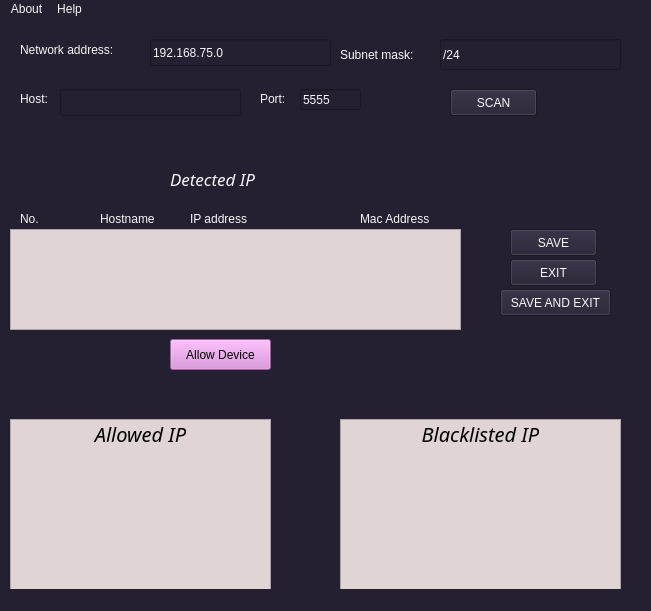
Old version of the form intrusion.ui in the repository Kemzzy-Dev/Intrusion-Detection02.
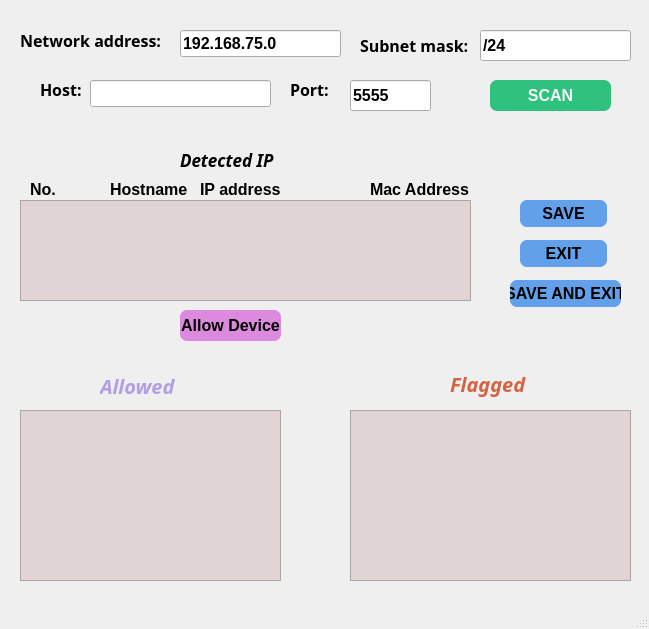
New version of the form.

Commit message: got the UI to work finally

What changed in the file:
```diff
--- a/intrusion.ui
+++ b/intrusion.ui
@@ -2,30 +2,488 @@
 <ui version="4.0">
  <class>MainWindow</class>
  <widget class="QMainWindow" name="MainWindow">
-  <property name="enabled">
-   <bool>true</bool>
-  </property>
   <property name="geometry">
    <rect>
     <x>0</x>
     <y>0</y>
-    <width>651</width>
-    <height>611</height>
+    <width>649</width>
+    <height>629</height>
    </rect>
   </property>
+  <property name="font">
+   <font>
+    <pointsize>12</pointsize>
+    <weight>75</weight>
+    <bold>true</bold>
+   </font>
+  </property>
   <property name="windowTitle">
-   <string>MainWindow</string>
-  </property>
-  <property name="styleSheet">
-   <string notr="true">color:rgb(248, 248, 248);
-background-color: rgb(36, 31, 49);</string>
+   <string>Intrusion Detection</string>
   </property>
   <widget class="QWidget" name="centralwidget">
-   <widget class="QListWidget" name="listWidget">
+   <widget class="QListWidget" name="flaggedIP">
     <property name="geometry">
      <rect>
-      <x>10</x>
-      <y>210</y>
+      <x>350</x>
+      <y>410</y>
+      <width>281</width>
+      <height>171</height>
+     </rect>
+    </property>
+    <property name="styleSheet">
+     <string notr="true">background-color: rgb(224, 212, 212);
+color: rgb(0, 0, 0);
+
+</string>
+    </property>
+   </widget>
+   <widget class="QLabel" name="label_11">
+    <property name="geometry">
+     <rect>
+      <x>110</x>
+      <y>180</y>
+      <width>81</width>
+      <height>19</height>
+     </rect>
+    </property>
+    <property name="text">
+     <string>Hostname</string>
+    </property>
+   </widget>
+   <widget class="QLabel" name="label_5">
+    <property name="geometry">
+     <rect>
+      <x>360</x>
+      <y>30</y>
+      <width>111</width>
+      <height>31</height>
+     </rect>
+    </property>
+    <property name="font">
+     <font>
+      <family>Quicksand Medium</family>
+      <pointsize>12</pointsize>
+      <weight>75</weight>
+      <bold>true</bold>
+     </font>
+    </property>
+    <property name="text">
+     <string>Subnet mask:</string>
+    </property>
+   </widget>
+   <widget class="QLineEdit" name="host">
+    <property name="geometry">
+     <rect>
+      <x>90</x>
+      <y>80</y>
+      <width>181</width>
+      <height>27</height>
+     </rect>
+    </property>
+   </widget>
+   <widget class="QListWidget" name="allowedIP">
+    <property name="geometry">
+     <rect>
+      <x>20</x>
+      <y>410</y>
+      <width>261</width>
+      <height>171</height>
+     </rect>
+    </property>
+    <property name="styleSheet">
+     <string notr="true">background-color: rgb(224, 212, 212);
+color: rgb(0, 0, 0);</string>
+    </property>
+   </widget>
+   <widget class="QLabel" name="label_10">
+    <property name="geometry">
+     <rect>
+      <x>290</x>
+      <y>80</y>
+      <width>51</width>
+      <height>19</height>
+     </rect>
+    </property>
+    <property name="font">
+     <font>
+      <family>Quicksand Medium</family>
+      <pointsize>12</pointsize>
+      <weight>75</weight>
+      <bold>true</bold>
+     </font>
+    </property>
+    <property name="text">
+     <string>Port:</string>
+    </property>
+   </widget>
+   <widget class="QLineEdit" name="network">
+    <property name="geometry">
+     <rect>
+      <x>180</x>
+      <y>30</y>
+      <width>161</width>
+      <height>27</height>
+     </rect>
+    </property>
+    <property name="text">
+     <string>192.168.75.0</string>
+    </property>
+   </widget>
+   <widget class="QPushButton" name="allowIP">
+    <property name="geometry">
+     <rect>
+      <x>180</x>
+      <y>310</y>
+      <width>101</width>
+      <height>31</height>
+     </rect>
+    </property>
+    <property name="styleSheet">
+     <string notr="true">background-color: rgb(220, 138, 221);
+color:rgb(0, 0, 0);
+border-radius: 7px;</string>
+    </property>
+    <property name="text">
+     <string>Allow Device</string>
+    </property>
+   </widget>
+   <widget class="QPushButton" name="scan">
+    <property name="geometry">
+     <rect>
+      <x>490</x>
+      <y>80</y>
+      <width>121</width>
+      <height>31</height>
+     </rect>
+    </property>
+    <property name="palette">
+     <palette>
+      <active>
+       <colorrole role="WindowText">
+        <brush brushstyle="SolidPattern">
+         <color alpha="255">
+          <red>248</red>
+          <green>248</green>
+          <blue>248</blue>
+         </color>
+        </brush>
+       </colorrole>
+       <colorrole role="Button">
+        <brush brushstyle="SolidPattern">
+         <color alpha="255">
+          <red>46</red>
+          <green>194</green>
+          <blue>126</blue>
+         </color>
+        </brush>
+       </colorrole>
+       <colorrole role="Text">
+        <brush brushstyle="SolidPattern">
+         <color alpha="255">
+          <red>248</red>
+          <green>248</green>
+          <blue>248</blue>
+         </color>
+        </brush>
+       </colorrole>
+       <colorrole role="ButtonText">
+        <brush brushstyle="SolidPattern">
+         <color alpha="255">
+          <red>248</red>
+          <green>248</green>
+          <blue>248</blue>
+         </color>
+        </brush>
+       </colorrole>
+       <colorrole role="Base">
+        <brush brushstyle="SolidPattern">
+         <color alpha="255">
+          <red>46</red>
+          <green>194</green>
+          <blue>126</blue>
+         </color>
+        </brush>
+       </colorrole>
+       <colorrole role="Window">
+        <brush brushstyle="SolidPattern">
+         <color alpha="255">
+          <red>46</red>
+          <green>194</green>
+          <blue>126</blue>
+         </color>
+        </brush>
+       </colorrole>
+       <colorrole role="PlaceholderText">
+        <brush brushstyle="SolidPattern">
+         <color alpha="255">
+          <red>248</red>
+          <green>248</green>
+          <blue>248</blue>
+         </color>
+        </brush>
+       </colorrole>
+      </active>
+      <inactive>
+       <colorrole role="WindowText">
+        <brush brushstyle="SolidPattern">
+         <color alpha="255">
+          <red>248</red>
+          <green>248</green>
+          <blue>248</blue>
+         </color>
+        </brush>
+       </colorrole>
+       <colorrole role="Button">
+        <brush brushstyle="SolidPattern">
+         <color alpha="255">
+          <red>46</red>
+          <green>194</green>
+          <blue>126</blue>
+         </color>
+        </brush>
+       </colorrole>
+       <colorrole role="Text">
+        <brush brushstyle="SolidPattern">
+         <color alpha="255">
+          <red>248</red>
+          <green>248</green>
+          <blue>248</blue>
+         </color>
+        </brush>
+       </colorrole>
+       <colorrole role="ButtonText">
+        <brush brushstyle="SolidPattern">
+         <color alpha="255">
+          <red>248</red>
+          <green>248</green>
+          <blue>248</blue>
+         </color>
+        </brush>
+       </colorrole>
+       <colorrole role="Base">
+        <brush brushstyle="SolidPattern">
+         <color alpha="255">
+          <red>46</red>
+          <green>194</green>
+          <blue>126</blue>
+         </color>
+        </brush>
+       </colorrole>
+       <colorrole role="Window">
+        <brush brushstyle="SolidPattern">
+         <color alpha="255">
+          <red>46</red>
+          <green>194</green>
+          <blue>126</blue>
+         </color>
+        </brush>
+       </colorrole>
+       <colorrole role="PlaceholderText">
+        <brush brushstyle="SolidPattern">
+         <color alpha="255">
+          <red>248</red>
+          <green>248</green>
+          <blue>248</blue>
+         </color>
+        </brush>
+       </colorrole>
+      </inactive>
+      <disabled>
+       <colorrole role="WindowText">
+        <brush brushstyle="SolidPattern">
+         <color alpha="255">
+          <red>248</red>
+          <green>248</green>
+          <blue>248</blue>
+         </color>
+        </brush>
+       </colorrole>
+       <colorrole role="Button">
+        <brush brushstyle="SolidPattern">
+         <color alpha="255">
+          <red>46</red>
+          <green>194</green>
+          <blue>126</blue>
+         </color>
+        </brush>
+       </colorrole>
+       <colorrole role="Text">
+        <brush brushstyle="SolidPattern">
+         <color alpha="255">
+          <red>248</red>
+          <green>248</green>
+          <blue>248</blue>
+         </color>
+        </brush>
+       </colorrole>
+       <colorrole role="ButtonText">
+        <brush brushstyle="SolidPattern">
+         <color alpha="255">
+          <red>248</red>
+          <green>248</green>
+          <blue>248</blue>
+         </color>
+        </brush>
+       </colorrole>
+       <colorrole role="Base">
+        <brush brushstyle="SolidPattern">
+         <color alpha="255">
+          <red>46</red>
+          <green>194</green>
+          <blue>126</blue>
+         </color>
+        </brush>
+       </colorrole>
+       <colorrole role="Window">
+        <brush brushstyle="SolidPattern">
+         <color alpha="255">
+          <red>46</red>
+          <green>194</green>
+          <blue>126</blue>
+         </color>
+        </brush>
+       </colorrole>
+       <colorrole role="PlaceholderText">
+        <brush brushstyle="SolidPattern">
+         <color alpha="255">
+          <red>248</red>
+          <green>248</green>
+          <blue>248</blue>
+         </color>
+        </brush>
+       </colorrole>
+      </disabled>
+     </palette>
+    </property>
+    <property name="styleSheet">
+     <string notr="true">border-radius: 7px;
+background-color: rgb(46, 194, 126);</string>
+    </property>
+    <property name="text">
+     <string>SCAN</string>
+    </property>
+   </widget>
+   <widget class="QLabel" name="label_4">
+    <property name="geometry">
+     <rect>
+      <x>20</x>
+      <y>20</y>
+      <width>141</width>
+      <height>41</height>
+     </rect>
+    </property>
+    <property name="font">
+     <font>
+      <family>Quicksand Medium</family>
+      <pointsize>12</pointsize>
+      <weight>75</weight>
+      <bold>true</bold>
+     </font>
+    </property>
+    <property name="text">
+     <string>Network address: </string>
+    </property>
+   </widget>
+   <widget class="QLineEdit" name="port">
+    <property name="geometry">
+     <rect>
+      <x>350</x>
+      <y>80</y>
+      <width>81</width>
+      <height>31</height>
+     </rect>
+    </property>
+    <property name="text">
+     <string>5555</string>
+    </property>
+   </widget>
+   <widget class="QPushButton" name="save">
+    <property name="geometry">
+     <rect>
+      <x>520</x>
+      <y>200</y>
+      <width>87</width>
+      <height>27</height>
+     </rect>
+    </property>
+    <property name="styleSheet">
+     <string notr="true">border-radius: 7px;
+background-color: rgb(98, 160, 234);
+color: rgb(0, 0, 0);</string>
+    </property>
+    <property name="text">
+     <string>SAVE</string>
+    </property>
+   </widget>
+   <widget class="QLabel" name="label_8">
+    <property name="geometry">
+     <rect>
+      <x>30</x>
+      <y>180</y>
+      <width>66</width>
+      <height>19</height>
+     </rect>
+    </property>
+    <property name="text">
+     <string>No.</string>
+    </property>
+   </widget>
+   <widget class="QLineEdit" name="subnet">
+    <property name="geometry">
+     <rect>
+      <x>480</x>
+      <y>30</y>
+      <width>151</width>
+      <height>31</height>
+     </rect>
+    </property>
+    <property name="text">
+     <string>/24</string>
+    </property>
+   </widget>
+   <widget class="QPushButton" name="saveAndExit">
+    <property name="geometry">
+     <rect>
+      <x>510</x>
+      <y>280</y>
+      <width>111</width>
+      <height>27</height>
+     </rect>
+    </property>
+    <property name="styleSheet">
+     <string notr="true">border-radius: 7px;
+background-color: rgb(98, 160, 234);
+color: rgb(0, 0, 0);</string>
+    </property>
+    <property name="text">
+     <string>SAVE AND EXIT</string>
+    </property>
+   </widget>
+   <widget class="QLabel" name="label_2">
+    <property name="geometry">
+     <rect>
+      <x>180</x>
+      <y>150</y>
+      <width>121</width>
+      <height>19</height>
+     </rect>
+    </property>
+    <property name="font">
+     <font>
+      <family>FontAwesome</family>
+      <pointsize>13</pointsize>
+      <italic>true</italic>
+     </font>
+    </property>
+    <property name="text">
+     <string>Detected IP</string>
+    </property>
+   </widget>
+   <widget class="QListWidget" name="detectedIP">
+    <property name="geometry">
+     <rect>
+      <x>20</x>
+      <y>200</y>
       <width>451</width>
       <height>101</height>
      </rect>
@@ -44,357 +502,128 @@
      <bool>true</bool>
     </property>
    </widget>
-   <widget class="QListWidget" name="listWidget_2">
-    <property name="geometry">
-     <rect>
-      <x>10</x>
-      <y>400</y>
-      <width>261</width>
-      <height>171</height>
-     </rect>
-    </property>
-    <property name="styleSheet">
-     <string notr="true">background-color: rgb(224, 212, 212);
-color: rgb(0, 0, 0);</string>
-    </property>
-    <item>
-     <property name="text">
-      <string>Allowed IP</string>
-     </property>
-     <property name="font">
-      <font>
-       <family>FontAwesome</family>
-       <pointsize>15</pointsize>
-       <italic>true</italic>
-      </font>
-     </property>
-     <property name="textAlignment">
-      <set>AlignCenter</set>
-     </property>
-     <property name="background">
-      <brush brushstyle="NoBrush">
-       <color alpha="255">
-        <red>46</red>
-        <green>194</green>
-        <blue>126</blue>
-       </color>
-      </brush>
-     </property>
-     <property name="foreground">
-      <brush brushstyle="NoBrush">
-       <color alpha="255">
-        <red>46</red>
-        <green>194</green>
-        <blue>126</blue>
-       </color>
-      </brush>
-     </property>
-    </item>
-   </widget>
-   <widget class="QLabel" name="label">
-    <property name="geometry">
-     <rect>
-      <x>170</x>
-      <y>150</y>
-      <width>121</width>
-      <height>19</height>
-     </rect>
-    </property>
-    <property name="font">
-     <font>
-      <family>FontAwesome</family>
-      <pointsize>13</pointsize>
-      <italic>true</italic>
-     </font>
-    </property>
-    <property name="text">
-     <string>Detected IP</string>
-    </property>
-   </widget>
-   <widget class="QListWidget" name="listWidget_3">
-    <property name="geometry">
-     <rect>
-      <x>340</x>
-      <y>400</y>
-      <width>281</width>
-      <height>171</height>
-     </rect>
-    </property>
-    <property name="styleSheet">
-     <string notr="true">background-color: rgb(224, 212, 212);
-color: rgb(0, 0, 0);
-
-</string>
-    </property>
-    <item>
-     <property name="text">
-      <string>Blacklisted IP</string>
-     </property>
-     <property name="font">
-      <font>
-       <family>FontAwesome</family>
-       <pointsize>15</pointsize>
-       <italic>true</italic>
-      </font>
-     </property>
-     <property name="textAlignment">
-      <set>AlignCenter</set>
-     </property>
-     <property name="foreground">
-      <brush brushstyle="NoBrush">
-       <color alpha="255">
-        <red>192</red>
-        <green>28</green>
-        <blue>40</blue>
-       </color>
-      </brush>
-     </property>
-    </item>
-   </widget>
-   <widget class="QPushButton" name="pushButton">
-    <property name="geometry">
-     <rect>
-      <x>170</x>
-      <y>320</y>
-      <width>101</width>
-      <height>31</height>
-     </rect>
-    </property>
-    <property name="styleSheet">
-     <string notr="true">background-color: rgb(220, 138, 221);
-color:rgb(0, 0, 0);</string>
-    </property>
-    <property name="text">
-     <string>Allow Device</string>
-    </property>
-   </widget>
-   <widget class="QPushButton" name="saveButton">
-    <property name="geometry">
-     <rect>
-      <x>510</x>
-      <y>210</y>
-      <width>87</width>
-      <height>27</height>
-     </rect>
-    </property>
-    <property name="text">
-     <string>SAVE</string>
-    </property>
-   </widget>
-   <widget class="QLabel" name="label_4">
-    <property name="geometry">
-     <rect>
-      <x>20</x>
-      <y>10</y>
-      <width>121</width>
-      <height>41</height>
-     </rect>
-    </property>
-    <property name="text">
-     <string>Network address: </string>
-    </property>
-   </widget>
-   <widget class="QLineEdit" name="lineEdit">
-    <property name="geometry">
-     <rect>
-      <x>150</x>
-      <y>20</y>
-      <width>181</width>
-      <height>27</height>
-     </rect>
-    </property>
-    <property name="text">
-     <string>192.168.75.0</string>
-    </property>
-   </widget>
-   <widget class="QLabel" name="label_6">
-    <property name="geometry">
-     <rect>
-      <x>190</x>
-      <y>190</y>
-      <width>81</width>
-      <height>19</height>
-     </rect>
-    </property>
-    <property name="text">
-     <string>IP address</string>
-    </property>
-   </widget>
-   <widget class="QLabel" name="label_7">
-    <property name="geometry">
-     <rect>
-      <x>360</x>
-      <y>190</y>
-      <width>101</width>
-      <height>19</height>
-     </rect>
-    </property>
-    <property name="text">
-     <string>Mac Address</string>
-    </property>
-   </widget>
-   <widget class="QLabel" name="label_8">
-    <property name="geometry">
-     <rect>
-      <x>20</x>
-      <y>190</y>
-      <width>66</width>
-      <height>19</height>
-     </rect>
-    </property>
-    <property name="text">
-     <string>No.</string>
-    </property>
-   </widget>
    <widget class="QLabel" name="label_9">
     <property name="geometry">
      <rect>
-      <x>20</x>
-      <y>70</y>
+      <x>40</x>
+      <y>80</y>
       <width>41</width>
       <height>19</height>
      </rect>
     </property>
+    <property name="font">
+     <font>
+      <family>Quicksand Medium</family>
+      <pointsize>12</pointsize>
+      <weight>75</weight>
+      <bold>true</bold>
+     </font>
+    </property>
     <property name="text">
      <string>Host:</string>
     </property>
    </widget>
-   <widget class="QLineEdit" name="lineEdit_3">
+   <widget class="QLabel" name="label_7">
     <property name="geometry">
      <rect>
-      <x>60</x>
-      <y>70</y>
-      <width>181</width>
-      <height>27</height>
-     </rect>
-    </property>
-   </widget>
-   <widget class="QLabel" name="label_10">
-    <property name="geometry">
-     <rect>
-      <x>260</x>
-      <y>70</y>
-      <width>51</width>
-      <height>19</height>
-     </rect>
-    </property>
-    <property name="text">
-     <string>Port:</string>
-    </property>
-   </widget>
-   <widget class="QLineEdit" name="lineEdit_4">
-    <property name="geometry">
-     <rect>
-      <x>300</x>
-      <y>70</y>
-      <width>61</width>
-      <height>21</height>
-     </rect>
-    </property>
-    <property name="text">
-     <string>5555</string>
-    </property>
-   </widget>
-   <widget class="QLabel" name="label_5">
-    <property name="geometry">
-     <rect>
-      <x>340</x>
-      <y>20</y>
+      <x>370</x>
+      <y>180</y>
       <width>101</width>
-      <height>31</height>
-     </rect>
-    </property>
-    <property name="text">
-     <string>Subnet mask:</string>
-    </property>
-   </widget>
-   <widget class="QLineEdit" name="lineEdit_2">
-    <property name="geometry">
-     <rect>
-      <x>440</x>
-      <y>20</y>
-      <width>181</width>
-      <height>31</height>
-     </rect>
-    </property>
-    <property name="text">
-     <string>/24</string>
-    </property>
-   </widget>
-   <widget class="QLabel" name="label_11">
-    <property name="geometry">
-     <rect>
-      <x>100</x>
-      <y>190</y>
-      <width>81</width>
       <height>19</height>
      </rect>
     </property>
     <property name="text">
-     <string>Hostname</string>
+     <string>Mac Address</string>
     </property>
    </widget>
-   <widget class="QPushButton" name="saveButton_2">
+   <widget class="QPushButton" name="exit">
     <property name="geometry">
      <rect>
-      <x>450</x>
-      <y>70</y>
-      <width>87</width>
-      <height>27</height>
-     </rect>
-    </property>
-    <property name="text">
-     <string>SCAN</string>
-    </property>
-   </widget>
-   <widget class="QPushButton" name="saveButton_3">
-    <property name="geometry">
-     <rect>
-      <x>500</x>
-      <y>270</y>
-      <width>111</width>
-      <height>27</height>
-     </rect>
-    </property>
-    <property name="text">
-     <string>SAVE AND EXIT</string>
-    </property>
-   </widget>
-   <widget class="QPushButton" name="saveButton_4">
-    <property name="geometry">
-     <rect>
-      <x>510</x>
+      <x>520</x>
       <y>240</y>
       <width>87</width>
       <height>27</height>
      </rect>
     </property>
+    <property name="styleSheet">
+     <string notr="true">border-radius: 7px;
+background-color: rgb(98, 160, 234);
+color: rgb(0, 0, 0);
+</string>
+    </property>
     <property name="text">
      <string>EXIT</string>
     </property>
    </widget>
+   <widget class="QLabel" name="label_6">
+    <property name="geometry">
+     <rect>
+      <x>200</x>
+      <y>180</y>
+      <width>81</width>
+      <height>19</height>
+     </rect>
+    </property>
+    <property name="text">
+     <string>IP address</string>
+    </property>
+   </widget>
+   <widget class="QLabel" name="label">
+    <property name="geometry">
+     <rect>
+      <x>100</x>
+      <y>370</y>
+      <width>101</width>
+      <height>31</height>
+     </rect>
+    </property>
+    <property name="font">
+     <font>
+      <family>FontAwesome</family>
+      <pointsize>15</pointsize>
+      <italic>true</italic>
+     </font>
+    </property>
+    <property name="styleSheet">
+     <string notr="true">color: rgb(178, 157, 231)</string>
+    </property>
+    <property name="text">
+     <string>Allowed</string>
+    </property>
+   </widget>
+   <widget class="QLabel" name="label_3">
+    <property name="geometry">
+     <rect>
+      <x>450</x>
+      <y>368</y>
+      <width>91</width>
+      <height>31</height>
+     </rect>
+    </property>
+    <property name="font">
+     <font>
+      <family>FontAwesome</family>
+      <pointsize>15</pointsize>
+      <italic>true</italic>
+     </font>
+    </property>
+    <property name="styleSheet">
+     <string notr="true">color: rgb(211, 99, 67)</string>
+    </property>
+    <property name="text">
+     <string>Flagged</string>
+    </property>
+   </widget>
   </widget>
   <widget class="QMenuBar" name="menubar">
    <property name="geometry">
     <rect>
      <x>0</x>
      <y>0</y>
-     <width>651</width>
+     <width>649</width>
      <height>24</height>
     </rect>
    </property>
-   <widget class="QMenu" name="menuAbout">
-    <property name="title">
-     <string>About</string>
-    </property>
-   </widget>
-   <widget class="QMenu" name="menuHelp">
-    <property name="title">
-     <string>Help</string>
-    </property>
-   </widget>
-   <addaction name="menuAbout"/>
-   <addaction name="menuHelp"/>
   </widget>
   <widget class="QStatusBar" name="statusbar"/>
  </widget>
```
The commit also changes 2 other files.
